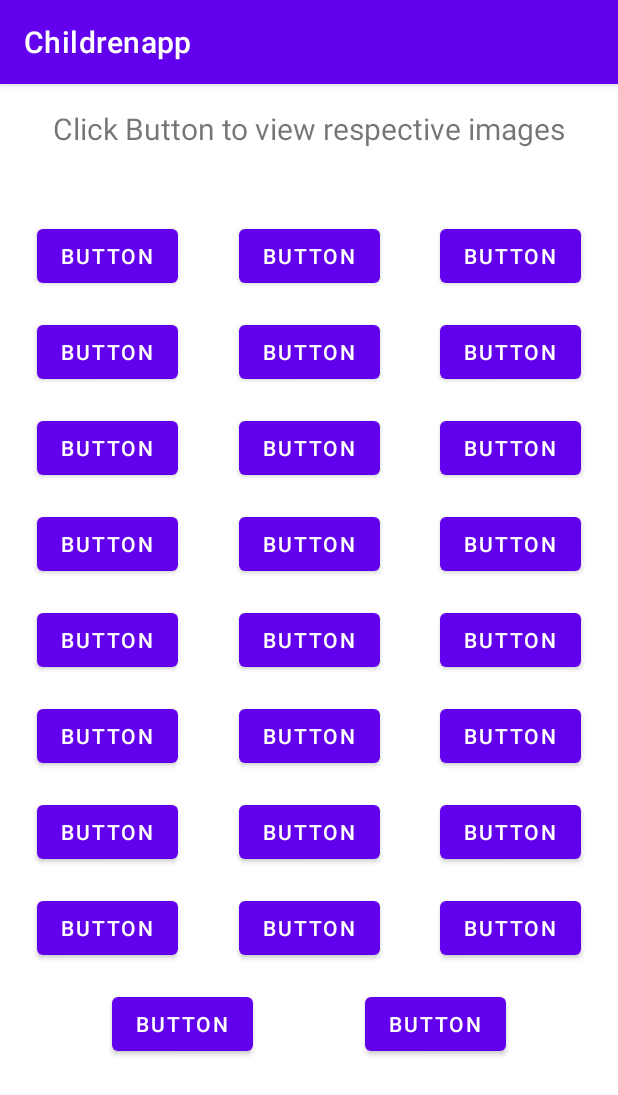
After one commit to RSoft456/AppForChildren-BSEF19A031, an Android app: the MainPage screen opened directly, with no data from a screen before it, on a phone screen of 412 x 824 dp. The commit adds this screen. Shown: the top 1095 px of the screen. Run offline under Robolectric (Android 15) with nearby library versions, the phone set to English and light mode, and no system bars.

```diff
--- a/app/src/main/AndroidManifest.xml
+++ b/app/src/main/AndroidManifest.xml
@@ -10,6 +10,9 @@
         android:supportsRtl="true"
         android:theme="@style/Theme.Childrenapp">
         <activity
+            android:name=".MainPage"
+            android:exported="false" />
+        <activity
             android:name=".MainActivity"
             android:exported="true">
             <intent-filter>
--- /dev/null
+++ b/app/src/main/java/BSEF19A031/Ramsha/childrenapp/MainPage.java
@@ -0,0 +1,14 @@
+package BSEF19A031.Ramsha.childrenapp;
+
+import androidx.appcompat.app.AppCompatActivity;
+
+import android.os.Bundle;
+
+public class MainPage extends AppCompatActivity {
+
+    @Override
+    protected void onCreate(Bundle savedInstanceState) {
+        super.onCreate(savedInstanceState);
+        setContentView(R.layout.activity_main_page);
+    }
+}
--- /dev/null
+++ b/app/src/main/res/layout/activity_main_page.xml
@@ -0,0 +1,334 @@
+<?xml version="1.0" encoding="utf-8"?>
+<androidx.constraintlayout.widget.ConstraintLayout xmlns:android="http://schemas.android.com/apk/res/android"
+    xmlns:app="http://schemas.android.com/apk/res-auto"
+    xmlns:tools="http://schemas.android.com/tools"
+    android:layout_width="match_parent"
+    android:layout_height="match_parent"
+    tools:context=".MainPage">
+
+    <Button
+        android:id="@+id/button"
+        android:layout_width="wrap_content"
+        android:layout_height="wrap_content"
+        android:layout_marginStart="16dp"
+        android:layout_marginTop="47dp"
+        android:layout_marginEnd="16dp"
+        android:text="Button"
+        app:layout_constraintEnd_toStartOf="@+id/button2"
+        app:layout_constraintStart_toStartOf="parent"
+        app:layout_constraintTop_toBottomOf="@+id/textView" />
+
+    <Button
+        android:id="@+id/button2"
+        android:layout_width="wrap_content"
+        android:layout_height="wrap_content"
+        android:layout_marginStart="16dp"
+        android:layout_marginTop="47dp"
+        android:layout_marginEnd="16dp"
+        android:text="Button"
+        app:layout_constraintEnd_toStartOf="@+id/button3"
+        app:layout_constraintStart_toEndOf="@+id/button"
+        app:layout_constraintTop_toBottomOf="@+id/textView" />
+
+    <Button
+        android:id="@+id/button3"
+        android:layout_width="wrap_content"
+        android:layout_height="wrap_content"
+        android:layout_marginStart="16dp"
+        android:layout_marginTop="47dp"
+        android:layout_marginEnd="16dp"
+        android:text="Button"
+        app:layout_constraintEnd_toEndOf="parent"
+        app:layout_constraintStart_toEndOf="@+id/button2"
+        app:layout_constraintTop_toBottomOf="@+id/textView" />
+
+    <Button
+        android:id="@+id/button4"
+        android:layout_width="wrap_content"
+        android:layout_height="wrap_content"
+        android:layout_marginStart="16dp"
+        android:layout_marginTop="16dp"
+        android:layout_marginEnd="16dp"
+        android:text="Button"
+        app:layout_constraintEnd_toStartOf="@+id/button5"
+        app:layout_constraintStart_toStartOf="parent"
+        app:layout_constraintTop_toBottomOf="@+id/button" />
+
+    <Button
+        android:id="@+id/button5"
+        android:layout_width="wrap_content"
+        android:layout_height="wrap_content"
+        android:layout_marginStart="16dp"
+        android:layout_marginTop="16dp"
+        android:layout_marginEnd="16dp"
+        android:text="Button"
+        app:layout_constraintEnd_toStartOf="@+id/button6"
+        app:layout_constraintStart_toEndOf="@+id/button4"
+        app:layout_constraintTop_toBottomOf="@+id/button2" />
+
+    <Button
+        android:id="@+id/button6"
+        android:layout_width="wrap_content"
+        android:layout_height="wrap_content"
+        android:layout_marginStart="16dp"
+        android:layout_marginTop="16dp"
+        android:layout_marginEnd="16dp"
+        android:text="Button"
+        app:layout_constraintEnd_toEndOf="parent"
+        app:layout_constraintStart_toEndOf="@+id/button5"
+        app:layout_constraintTop_toBottomOf="@+id/button3" />
+
+    <Button
+        android:id="@+id/button7"
+        android:layout_width="wrap_content"
+        android:layout_height="wrap_content"
+        android:layout_marginStart="16dp"
+        android:layout_marginTop="16dp"
+        android:layout_marginEnd="16dp"
+        android:text="Button"
+        app:layout_constraintEnd_toStartOf="@+id/button8"
+        app:layout_constraintStart_toStartOf="parent"
+        app:layout_constraintTop_toBottomOf="@+id/button4" />
+
+    <Button
+        android:id="@+id/button8"
+        android:layout_width="wrap_content"
+        android:layout_height="wrap_content"
+        android:layout_marginStart="16dp"
+        android:layout_marginTop="16dp"
+        android:layout_marginEnd="16dp"
+        android:text="Button"
+        app:layout_constraintEnd_toStartOf="@+id/button9"
+        app:layout_constraintStart_toEndOf="@+id/button7"
+        app:layout_constraintTop_toBottomOf="@+id/button5" />
+
+    <Button
+        android:id="@+id/button9"
+        android:layout_width="wrap_content"
+        android:layout_height="wrap_content"
+        android:layout_marginStart="16dp"
+        android:layout_marginTop="16dp"
+        android:layout_marginEnd="16dp"
+        android:text="Button"
+        app:layout_constraintEnd_toEndOf="parent"
+        app:layout_constraintStart_toEndOf="@+id/button8"
+        app:layout_constraintTop_toBottomOf="@+id/button6" />
+
+    <Button
+        android:id="@+id/button10"
+        android:layout_width="wrap_content"
+        android:layout_height="wrap_content"
+        android:layout_marginStart="16dp"
+        android:layout_marginTop="16dp"
+        android:layout_marginEnd="16dp"
+        android:text="Button"
+        app:layout_constraintEnd_toStartOf="@+id/button11"
+        app:layout_constraintStart_toStartOf="parent"
+        app:layout_constraintTop_toBottomOf="@+id/button7" />
+
+    <Button
+        android:id="@+id/button11"
+        android:layout_width="wrap_content"
+        android:layout_height="wrap_content"
+        android:layout_marginStart="16dp"
+        android:layout_marginTop="16dp"
+        android:layout_marginEnd="16dp"
+        android:text="Button"
+        app:layout_constraintEnd_toStartOf="@+id/button12"
+        app:layout_constraintStart_toEndOf="@+id/button10"
+        app:layout_constraintTop_toBottomOf="@+id/button8" />
+
+    <Button
+        android:id="@+id/button12"
+        android:layout_width="wrap_content"
+        android:layout_height="wrap_content"
+        android:layout_marginStart="16dp"
+        android:layout_marginTop="16dp"
+        android:layout_marginEnd="16dp"
+        android:text="Button"
+        app:layout_constraintEnd_toEndOf="parent"
+        app:layout_constraintStart_toEndOf="@+id/button11"
+        app:layout_constraintTop_toBottomOf="@+id/button9" />
+
+    <Button
+        android:id="@+id/button13"
+        android:layout_width="wrap_content"
+        android:layout_height="wrap_content"
+        android:layout_marginStart="16dp"
+        android:layout_marginTop="16dp"
+        android:layout_marginEnd="16dp"
+        android:text="Button"
+        app:layout_constraintEnd_toStartOf="@+id/button14"
+        app:layout_constraintStart_toStartOf="parent"
+        app:layout_constraintTop_toBottomOf="@+id/button10" />
+
+    <Button
+        android:id="@+id/button14"
+        android:layout_width="wrap_content"
+        android:layout_height="wrap_content"
+        android:layout_marginStart="16dp"
+        android:layout_marginTop="16dp"
+        android:layout_marginEnd="16dp"
+        android:text="Button"
+        app:layout_constraintEnd_toStartOf="@+id/button15"
+        app:layout_constraintStart_toEndOf="@+id/button13"
+        app:layout_constraintTop_toBottomOf="@+id/button11" />
+
+    <Button
+        android:id="@+id/button15"
+        android:layout_width="wrap_content"
+        android:layout_height="wrap_content"
+        android:layout_marginStart="16dp"
+        android:layout_marginTop="16dp"
+        android:layout_marginEnd="16dp"
+        android:text="Button"
+        app:layout_constraintEnd_toEndOf="parent"
+        app:layout_constraintStart_toEndOf="@+id/button14"
+        app:layout_constraintTop_toBottomOf="@+id/button12" />
+
+    <Button
+        android:id="@+id/button16"
+        android:layout_width="wrap_content"
+        android:layout_height="wrap_content"
+        android:layout_marginStart="16dp"
+        android:layout_marginTop="16dp"
+        android:layout_marginEnd="16dp"
+        android:text="Button"
+        app:layout_constraintEnd_toStartOf="@+id/button17"
+        app:layout_constraintStart_toStartOf="parent"
+        app:layout_constraintTop_toBottomOf="@+id/button13" />
+
+    <Button
+        android:id="@+id/button17"
+        android:layout_width="wrap_content"
+        android:layout_height="wrap_content"
+        android:layout_marginStart="16dp"
+        android:layout_marginTop="16dp"
+        android:layout_marginEnd="16dp"
+        android:text="Button"
+        app:layout_constraintEnd_toStartOf="@+id/button18"
+        app:layout_constraintStart_toEndOf="@+id/button16"
+        app:layout_constraintTop_toBottomOf="@+id/button14" />
+
+    <Button
+        android:id="@+id/button18"
+        android:layout_width="wrap_content"
+        android:layout_height="wrap_content"
+        android:layout_marginStart="16dp"
+        android:layout_marginTop="16dp"
+        android:layout_marginEnd="16dp"
+        android:text="Button"
+        app:layout_constraintEnd_toEndOf="parent"
+        app:layout_constraintStart_toEndOf="@+id/button17"
+        app:layout_constraintTop_toBottomOf="@+id/button15" />
+
+    <Button
+        android:id="@+id/button19"
+        android:layout_width="wrap_content"
+        android:layout_height="wrap_content"
+        android:layout_marginStart="16dp"
+        android:layout_marginTop="16dp"
+        android:layout_marginEnd="16dp"
+        android:text="Button"
+        app:layout_constraintEnd_toStartOf="@+id/button20"
+        app:layout_constraintStart_toStartOf="parent"
+        app:layout_constraintTop_toBottomOf="@+id/button16" />
+
+    <Button
+        android:id="@+id/button20"
+        android:layout_width="wrap_content"
+        android:layout_height="wrap_content"
+        android:layout_marginStart="16dp"
+        android:layout_marginTop="16dp"
+        android:layout_marginEnd="16dp"
+        android:text="Button"
+        app:layout_constraintEnd_toStartOf="@+id/button21"
+        app:layout_constraintStart_toEndOf="@+id/button19"
+        app:layout_constraintTop_toBottomOf="@+id/button17" />
+
+    <Button
+        android:id="@+id/button22"
+        android:layout_width="wrap_content"
+        android:layout_height="wrap_content"
+        android:layout_marginStart="16dp"
+        android:layout_marginTop="16dp"
+        android:layout_marginEnd="16dp"
+        android:text="Button"
+        app:layout_constraintEnd_toStartOf="@+id/button23"
+        app:layout_constraintStart_toStartOf="parent"
+        app:layout_constraintTop_toBottomOf="@+id/button19" />
+
+    <Button
+        android:id="@+id/button21"
+        android:layout_width="wrap_content"
+        android:layout_height="wrap_content"
+        android:layout_marginStart="16dp"
+        android:layout_marginTop="16dp"
+        android:layout_marginEnd="16dp"
+        android:text="Button"
+        app:layout_constraintEnd_toEndOf="parent"
+        app:layout_constraintStart_toEndOf="@+id/button20"
+        app:layout_constraintTop_toBottomOf="@+id/button18" />
+
+    <Button
+        android:id="@+id/button25"
+        android:layout_width="wrap_content"
+        android:layout_height="wrap_content"
+        android:layout_marginStart="16dp"
+        android:layout_marginTop="16dp"
+        android:layout_marginEnd="8dp"
+        android:text="Button"
+        app:layout_constraintEnd_toStartOf="@+id/button26"
+        app:layout_constraintStart_toStartOf="parent"
+        app:layout_constraintTop_toBottomOf="@+id/button22" />
+
+    <Button
+        android:id="@+id/button26"
+        android:layout_width="wrap_content"
+        android:layout_height="wrap_content"
+        android:layout_marginStart="8dp"
+        android:layout_marginTop="16dp"
+        android:layout_marginEnd="16dp"
+        android:text="Button"
+        app:layout_constraintEnd_toEndOf="parent"
+        app:layout_constraintStart_toEndOf="@+id/button25"
+        app:layout_constraintTop_toBottomOf="@+id/button24" />
+
+    <Button
+        android:id="@+id/button24"
+        android:layout_width="wrap_content"
+        android:layout_height="wrap_content"
+        android:layout_marginStart="16dp"
+        android:layout_marginTop="16dp"
+        android:layout_marginEnd="16dp"
+        android:text="Button"
+        app:layout_constraintEnd_toEndOf="parent"
+        app:layout_constraintStart_toEndOf="@+id/button23"
+        app:layout_constraintTop_toBottomOf="@+id/button21" />
+
+    <Button
+        android:id="@+id/button23"
+        android:layout_width="wrap_content"
+        android:layout_height="wrap_content"
+        android:layout_marginStart="16dp"
+        android:layout_marginTop="16dp"
+        android:layout_marginEnd="16dp"
+        android:text="Button"
+        app:layout_constraintEnd_toStartOf="@+id/button24"
+        app:layout_constraintStart_toEndOf="@+id/button22"
+        app:layout_constraintTop_toBottomOf="@+id/button20" />
+
+    <TextView
+        android:id="@+id/textView"
+        android:layout_width="wrap_content"
+        android:layout_height="wrap_content"
+        android:layout_marginStart="24dp"
+        android:layout_marginTop="16dp"
+        android:layout_marginEnd="24dp"
+        android:text="@string/title"
+        android:textSize="20sp"
+        app:layout_constraintEnd_toEndOf="parent"
+        app:layout_constraintStart_toStartOf="parent"
+        app:layout_constraintTop_toTopOf="parent" />
+
+</androidx.constraintlayout.widget.ConstraintLayout>
--- a/app/src/main/res/values/strings.xml
+++ b/app/src/main/res/values/strings.xml
@@ -2,4 +2,5 @@
     <string name="app_name">Childrenapp</string>
     <string name="LaunchApp">Launch App</string>
     <string name="Repository">Repository</string>
+    <string name="title">Click Button to view respective images</string>
 </resources>
```
